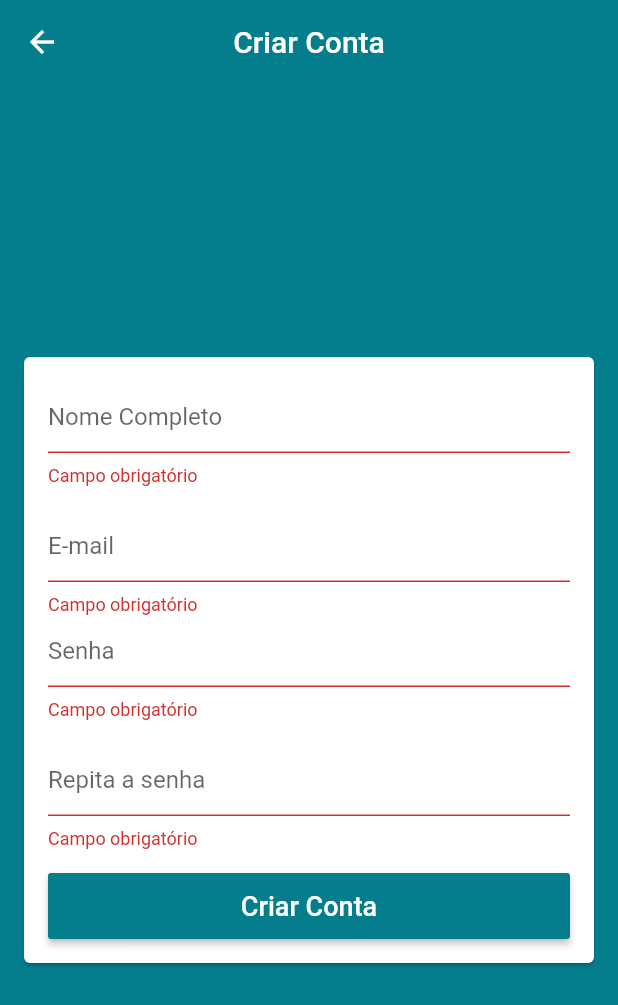
After one commit to LuisHenriqSantana/flutter_loja_virtual, a Flutter app: the SignUpScreen screen opened by its route, after a tap on "Criar Conta", on a phone screen of 412 x 824 dp. The commit adds this screen. Shown: the top 1005 px of the screen. Run offline on Flutter 3.47's test engine with Material 2 defaults, Android fonts, the phone set to English and light mode, and no system bars; our stand-ins replace cloud_firestore, firebase_auth; accounts and stored records are empty.

Commit message:
added signup screen

```diff
--- a/lib/main.dart
+++ b/lib/main.dart
@@ -2,6 +2,7 @@ import 'package:cloud_firestore/cloud_firestore.dart';
 import 'package:flutter/material.dart';
 import 'package:loja_virtual/models/user_manager.dart';
 import 'package:loja_virtual/screens/base/base_screen.dart';
+import 'package:loja_virtual/screens/signup/signup_screen.dart';
 import 'package:provider/provider.dart';
 
 void main() {
@@ -21,12 +22,22 @@ class MyApp extends StatelessWidget {
         theme: ThemeData(
           primaryColor: const Color.fromARGB(255, 4, 125, 141),
           scaffoldBackgroundColor: const Color.fromARGB(255, 4, 125, 141),
-          appBarTheme: const AppBarTheme(
-            elevation: 0
-          ),
+          appBarTheme: const AppBarTheme(elevation: 0),
           visualDensity: VisualDensity.adaptivePlatformDensity,
         ),
-        home: BaseScreen()
+        initialRoute: '/base',
+        onGenerateRoute: (settings) {
+          switch (settings.name) {
+            case "/signup":
+              return MaterialPageRoute(
+                builder: (_) => SignUpScreen(),
+              );
+            case "/base":
+            default:
+              return MaterialPageRoute(builder: (_) => BaseScreen(),
+              );
+          }
+        },
       ),
     );
   }
--- a/lib/models/user.dart
+++ b/lib/models/user.dart
@@ -1,7 +1,10 @@
 class User{
 
-  User({this.email, this.password});
+  User({this.email, this.password, this.name});
 
+  String name;
   String email;
   String password;
+
+  String confirmPassword;
 }
--- a/lib/screens/login/login_screen.dart
+++ b/lib/screens/login/login_screen.dart
@@ -19,6 +19,15 @@ class LoginScreen extends StatelessWidget {
       appBar: AppBar(
         title: Text('Entrar'),
         centerTitle: true,
+        actions: <Widget>[
+          FlatButton(onPressed: (){
+            Navigator.of(context).pushReplacementNamed('/signup');
+          },
+            textColor: Colors.white,
+              child: Text('Criar Conta',
+              style: TextStyle(fontSize: 14),
+              ),)
+        ],
       ),
       body: Center(
         child: Card(
--- /dev/null
+++ b/lib/screens/signup/signup_screen.dart
@@ -0,0 +1,109 @@
+import 'package:flutter/material.dart';
+import 'package:loja_virtual/helpers/validators.dart';
+import 'package:loja_virtual/models/user.dart';
+
+class SignUpScreen extends StatelessWidget {
+
+  final GlobalKey<FormState> formKey = GlobalKey<FormState>();
+  final GlobalKey<ScaffoldState> scaffoldKey = GlobalKey<ScaffoldState>();
+
+  final User user = User();
+
+  @override
+  Widget build(BuildContext context) {
+    return Scaffold(
+      key: scaffoldKey,
+      appBar: AppBar(
+        title: Text('Criar Conta'),
+        centerTitle: true,
+      ),
+      body: Center(
+        child: Card(
+          margin: EdgeInsets.symmetric(horizontal: 16),
+          child: Form(
+            key: formKey,
+            child: ListView(
+              padding: EdgeInsets.all(16),
+              shrinkWrap: true,
+              children: <Widget>[
+                TextFormField(
+                  decoration: InputDecoration(hintText: 'Nome Completo'),
+                  validator: (name) {
+                    if (name.isEmpty)
+                      return 'Campo obrigatório';
+                    else if (name.trim().split(' ').length <= 1)
+                      return 'Preencha seu nome completo';
+                    return null;
+                  },
+                  onSaved: (name) => user.name = name,
+                ),
+                SizedBox(height: 16),
+                TextFormField(
+                  decoration: InputDecoration(hintText: 'E-mail'),
+                  keyboardType: TextInputType.emailAddress,
+                  validator: (email) {
+                    if (email.isEmpty)
+                      return 'Campo obrigatório';
+                    else if (!emailValid(email)) return 'E-mail inválido';
+                    return null;
+                  },
+                  onSaved: (email) => user.email = email,
+                ),
+                TextFormField(
+                  decoration: InputDecoration(hintText: 'Senha'),
+                  obscureText: true,
+                  validator: (pass) {
+                    if (pass.isEmpty)
+                      return 'Campo obrigatório';
+                    else if (pass.length < 6) return 'Senha muito curta';
+                    return null;
+                  },
+                  onSaved: (pass) => user.password = pass,
+                ),
+                SizedBox(height: 16),
+                TextFormField(
+                  decoration: InputDecoration(hintText: 'Repita a senha'),
+                  obscureText: true,
+                  validator: (pass) {
+                    if (pass.isEmpty)
+                      return 'Campo obrigatório';
+                    else if (pass.length < 6) return 'Senha muito curta';
+                    return null;
+                  },
+                  onSaved: (pass) => user.confirmPassword = pass,
+                ),
+                SizedBox(height: 16),
+                SizedBox(
+                  height: 44,
+                  child: RaisedButton(
+                    color: Theme.of(context).primaryColor,
+                    disabledColor:
+                        Theme.of(context).primaryColor.withAlpha(100),
+                    textColor: Colors.white,
+                    onPressed: () {
+                      if (formKey.currentState.validate()) {
+                        formKey.currentState.save();
+
+                        if(user.password != user.confirmPassword){
+                          scaffoldKey.currentState.showSnackBar(SnackBar(content: Text('Senhas não coincidem!'),
+                          backgroundColor: Colors.red,
+                          ));
+                          return;
+                        }
+                      }
+                      ;
+                    },
+                    child: Text(
+                      'Criar Conta',
+                      style: TextStyle(fontSize: 18),
+                    ),
+                  ),
+                ),
+              ],
+            ),
+          ),
+        ),
+      ),
+    );
+  }
+}
```
